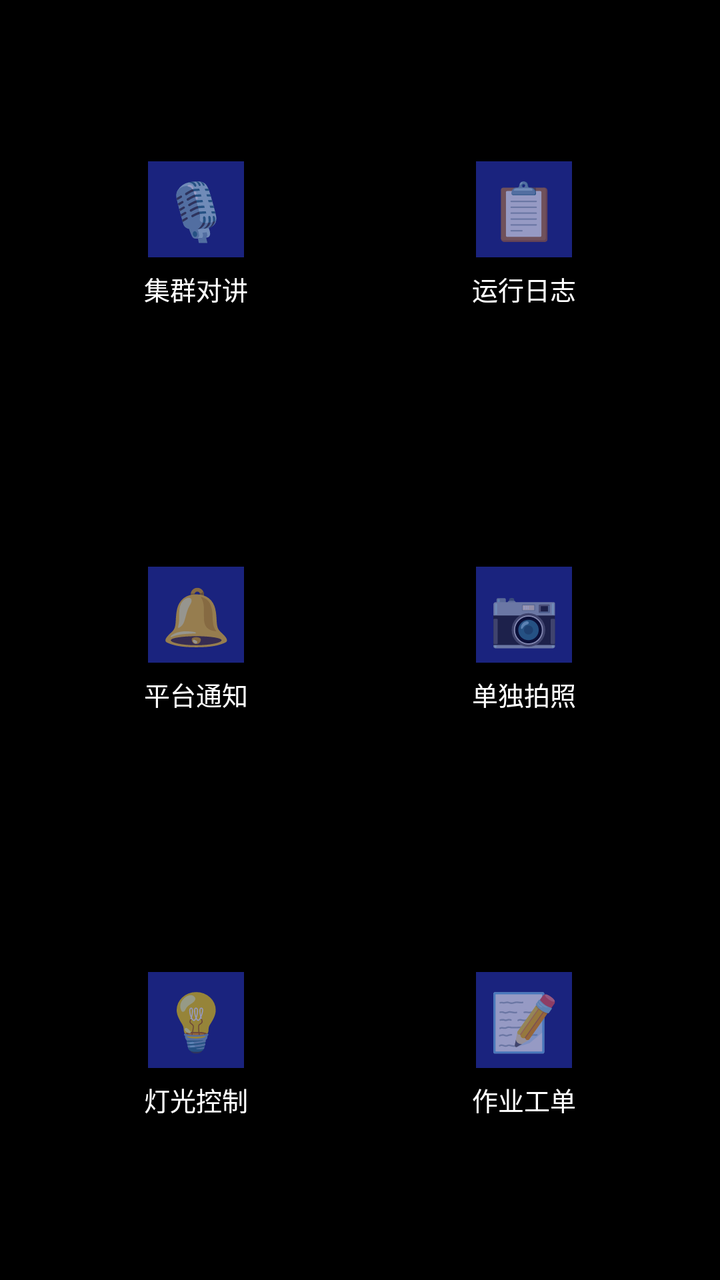
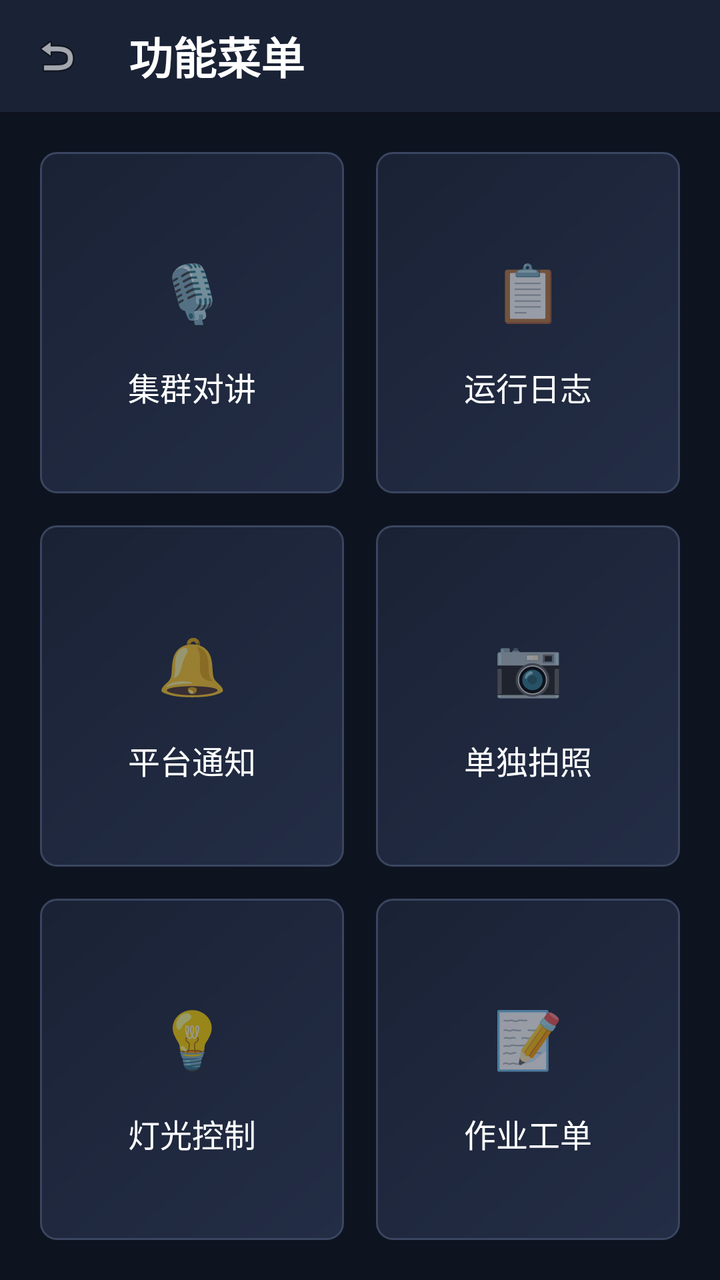

The first picture is an Android layout as it rendered before a commit; the second is the same layout after the commit. The layout source and the unified diff follow.
<!-- AndroidManifest.xml: application theme Theme.EnforcementApp -->
<!-- res/layout/activity_function.xml -->
<?xml version="1.0" encoding="utf-8"?>
<GridLayout
    xmlns:android="http://schemas.android.com/apk/res/android"
    android:layout_width="match_parent"
    android:layout_height="match_parent"
    android:background="#000000"
    android:columnCount="2"
    android:rowCount="4"
    android:padding="16dp">

    
    <LinearLayout
        android:id="@+id/btnGroupIntercom"
        android:layout_width="0dp"
        android:layout_height="0dp"
        android:layout_columnWeight="1"
        android:layout_rowWeight="1"
        android:orientation="vertical"
        android:gravity="center"
        android:background="?attr/selectableItemBackground"
        android:padding="8dp">
        <TextView android:layout_width="48dp" android:layout_height="48dp"
            android:gravity="center" android:textSize="28sp" android:text="🎙"
            android:background="#1A237E" />
        <TextView android:layout_width="wrap_content" android:layout_height="wrap_content"
            android:text="集群对讲" android:textColor="#FFFFFF" android:textSize="13sp"
            android:layout_marginTop="6dp" />
    </LinearLayout>

    
    <LinearLayout
        android:id="@+id/btnRunLog"
        android:layout_width="0dp"
        android:layout_height="0dp"
        android:layout_columnWeight="1"
        android:layout_rowWeight="1"
        android:orientation="vertical"
        android:gravity="center"
        android:background="?attr/selectableItemBackground"
        android:padding="8dp">
        <TextView android:layout_width="48dp" android:layout_height="48dp"
            android:gravity="center" android:textSize="28sp" android:text="📋"
            android:background="#1A237E" />
        <TextView android:layout_width="wrap_content" android:layout_height="wrap_content"
            android:text="运行日志" android:textColor="#FFFFFF" android:textSize="13sp"
            android:layout_marginTop="6dp" />
    </LinearLayout>

    
    <LinearLayout
        android:id="@+id/btnNotification"
        android:layout_width="0dp"
        android:layout_height="0dp"
        android:layout_columnWeight="1"
        android:layout_rowWeight="1"
        android:orientation="vertical"
        android:gravity="center"
        android:background="?attr/selectableItemBackground"
        android:padding="8dp">
        <TextView android:layout_width="48dp" android:layout_height="48dp"
            android:gravity="center" android:textSize="28sp" android:text="🔔"
            android:background="#1A237E" />
        <TextView android:layout_width="wrap_content" android:layout_height="wrap_content"
            android:text="平台通知" android:textColor="#FFFFFF" android:textSize="13sp"
            android:layout_marginTop="6dp" />
    </LinearLayout>

    
    <LinearLayout
        android:id="@+id/btnPhoto"
        android:layout_width="0dp"
        android:layout_height="0dp"
        android:layout_columnWeight="1"
        android:layout_rowWeight="1"
        android:orientation="vertical"
        android:gravity="center"
        android:background="?attr/selectableItemBackground"
        android:padding="8dp">
        <TextView android:layout_width="48dp" android:layout_height="48dp"
            android:gravity="center" android:textSize="28sp" android:text="📷"
            android:background="#1A237E" />
        <TextView android:layout_width="wrap_content" android:layout_height="wrap_content"
            android:text="单独拍照" android:textColor="#FFFFFF" android:textSize="13sp"
            android:layout_marginTop="6dp" />
    </LinearLayout>

    
    <LinearLayout
        android:id="@+id/btnLightControl"
        android:layout_width="0dp"
        android:layout_height="0dp"
        android:layout_columnWeight="1"
        android:layout_rowWeight="1"
        android:orientation="vertical"
        android:gravity="center"
        android:background="?attr/selectableItemBackground"
        android:padding="8dp">
        <TextView android:layout_width="48dp" android:layout_height="48dp"
            android:gravity="center" android:textSize="28sp" android:text="💡"
            android:background="#1A237E" />
        <TextView android:layout_width="wrap_content" android:layout_height="wrap_content"
            android:text="灯光控制" android:textColor="#FFFFFF" android:textSize="13sp"
            android:layout_marginTop="6dp" />
    </LinearLayout>

    
    <LinearLayout
        android:id="@+id/btnWorkTask"
        android:layout_width="0dp"
        android:layout_height="0dp"
        android:layout_columnWeight="1"
        android:layout_rowWeight="1"
        android:orientation="vertical"
        android:gravity="center"
        android:background="?attr/selectableItemBackground"
        android:padding="8dp">
        <TextView android:layout_width="48dp" android:layout_height="48dp"
            android:gravity="center" android:textSize="28sp" android:text="📝"
            android:background="#1A237E" />
        <TextView android:layout_width="wrap_content" android:layout_height="wrap_content"
            android:text="作业工单" android:textColor="#FFFFFF" android:textSize="13sp"
            android:layout_marginTop="6dp" />
    </LinearLayout>

</GridLayout>
<!-- resources referenced by this layout -->
<resources>
  <style name="Theme.EnforcementApp" parent="Theme.MaterialComponents.DayNight.NoActionBar">
          <item name="colorPrimary">@color/brand_primary</item>
          <item name="colorPrimaryVariant">@color/brand_primary_variant</item>
          <item name="colorOnPrimary">@color/text_primary</item>
          <item name="colorSecondary">@color/accent_blue</item>
          <item name="colorOnSecondary">@color/text_primary</item>
          <item name="colorError">@color/accent_red</item>
          <item name="android:windowBackground">@color/surface_bg</item>
          <item name="android:textColorPrimary">@color/text_primary</item>
          <item name="android:textColorSecondary">@color/text_secondary</item>
      </style>
  <color name="brand_primary">#1A237E</color>
  <color name="brand_primary_variant">#0D47A1</color>
  <color name="text_primary">#FFFFFF</color>
  <color name="accent_blue">#4FB3FF</color>
  <color name="accent_red">#FF5C5C</color>
  <color name="surface_bg">#0E1320</color>
  <color name="text_secondary">#D5DCE8</color>
</resources>

<!-- the commit's change to res/layout/activity_function.xml (unified diff, before → after) -->
@@ -1,125 +1,174 @@
 <?xml version="1.0" encoding="utf-8"?>
-<GridLayout
+<LinearLayout
     xmlns:android="http://schemas.android.com/apk/res/android"
     android:layout_width="match_parent"
     android:layout_height="match_parent"
-    android:background="#000000"
-    android:columnCount="2"
-    android:rowCount="4"
-    android:padding="16dp">
+    android:orientation="vertical"
+    android:background="@color/surface_bg">
 
     
     <LinearLayout
-        android:id="@+id/btnGroupIntercom"
-        android:layout_width="0dp"
-        android:layout_height="0dp"
-        android:layout_columnWeight="1"
-        android:layout_rowWeight="1"
-        android:orientation="vertical"
-        android:gravity="center"
-        android:background="?attr/selectableItemBackground"
-        android:padding="8dp">
-        <TextView android:layout_width="48dp" android:layout_height="48dp"
-            android:gravity="center" android:textSize="28sp" android:text="🎙"
-            android:background="#1A237E" />
-        <TextView android:layout_width="wrap_content" android:layout_height="wrap_content"
-            android:text="集群对讲" android:textColor="#FFFFFF" android:textSize="13sp"
-            android:layout_marginTop="6dp" />
+        android:layout_width="match_parent"
+        android:layout_height="@dimen/toolbar_height"
+        android:orientation="horizontal"
+        android:gravity="center_vertical"
+        android:background="@color/surface_card"
+        android:paddingStart="@dimen/space_lg"
+        android:paddingEnd="@dimen/space_lg"
+        android:elevation="@dimen/elev_card">
+
+        <ImageButton
+            android:id="@+id/btnBack"
+            android:layout_width="@dimen/touch_min"
+            android:layout_height="@dimen/touch_min"
+            android:layout_marginStart="-12dp"
+            android:src="@android:drawable/ic_menu_revert"
+            android:background="?attr/selectableItemBackgroundBorderless"
+            android:scaleType="centerInside"
+            android:padding="@dimen/space_md"
+            android:contentDescription="返回" />
+
+        <TextView
+            android:layout_width="0dp"
+            android:layout_height="wrap_content"
+            android:layout_weight="1"
+            android:layout_marginStart="@dimen/space_md"
+            android:text="功能菜单"
+            android:textColor="@color/text_primary"
+            android:textSize="@dimen/font_xl"
+            android:textStyle="bold" />
+
     </LinearLayout>
 
     
-    <LinearLayout
-        android:id="@+id/btnRunLog"
-        android:layout_width="0dp"
-        android:layout_height="0dp"
-        android:layout_columnWeight="1"
-        android:layout_rowWeight="1"
-        android:orientation="vertical"
-        android:gravity="center"
-        android:background="?attr/selectableItemBackground"
-        android:padding="8dp">
-        <TextView android:layout_width="48dp" android:layout_height="48dp"
-            android:gravity="center" android:textSize="28sp" android:text="📋"
-            android:background="#1A237E" />
-        <TextView android:layout_width="wrap_content" android:layout_height="wrap_content"
-            android:text="运行日志" android:textColor="#FFFFFF" android:textSize="13sp"
-            android:layout_marginTop="6dp" />
-    </LinearLayout>
+    <GridLayout
+        android:layout_width="match_parent"
+        android:layout_height="match_parent"
+        android:columnCount="2"
+        android:rowCount="4"
+        android:padding="@dimen/space_md"
+        android:useDefaultMargins="false">
 
-    
-    <LinearLayout
-        android:id="@+id/btnNotification"
-        android:layout_width="0dp"
-        android:layout_height="0dp"
-        android:layout_columnWeight="1"
-        android:layout_rowWeight="1"
-        android:orientation="vertical"
-        android:gravity="center"
-        android:background="?attr/selectableItemBackground"
-        android:padding="8dp">
-        <TextView android:layout_width="48dp" android:layout_height="48dp"
-            android:gravity="center" android:textSize="28sp" android:text="🔔"
-            android:background="#1A237E" />
-        <TextView android:layout_width="wrap_content" android:layout_height="wrap_content"
-            android:text="平台通知" android:textColor="#FFFFFF" android:textSize="13sp"
-            android:layout_marginTop="6dp" />
-    </LinearLayout>
+        
+        <LinearLayout
+            android:id="@+id/btnGroupIntercom"
+            android:layout_width="0dp"
+            android:layout_height="0dp"
+            android:layout_columnWeight="1"
+            android:layout_rowWeight="1"
+            android:layout_margin="@dimen/space_sm"
+            android:orientation="vertical"
+            android:gravity="center"
+            android:background="@drawable/bg_function_tile"
+            android:padding="@dimen/space_md">
+            <TextView android:layout_width="56dp" android:layout_height="56dp"
+                android:gravity="center" android:textSize="@dimen/font_xxl" android:text="🎙" />
+            <TextView android:layout_width="wrap_content" android:layout_height="wrap_content"
+                android:text="集群对讲" android:textColor="@color/text_primary"
+                android:textSize="@dimen/font_md"
+                android:layout_marginTop="@dimen/space_sm" />
+        </LinearLayout>
 
-    
-    <LinearLayout
-        android:id="@+id/btnPhoto"
-        android:layout_width="0dp"
-        android:layout_height="0dp"
-        android:layout_columnWeight="1"
-        android:layout_rowWeight="1"
-        android:orientation="vertical"
-        android:gravity="center"
-        android:background="?attr/selectableItemBackground"
-        android:padding="8dp">
-        <TextView android:layout_width="48dp" android:layout_height="48dp"
-            android:gravity="center" android:textSize="28sp" android:text="📷"
-            android:background="#1A237E" />
-        <TextView android:layout_width="wrap_content" android:layout_height="wrap_content"
-            android:text="单独拍照" android:textColor="#FFFFFF" android:textSize="13sp"
-            android:layout_marginTop="6dp" />
-    </LinearLayout>
+        
+        <LinearLayout
+            android:id="@+id/btnRunLog"
+            android:layout_width="0dp"
+            android:layout_height="0dp"
+            android:layout_columnWeight="1"
+            android:layout_rowWeight="1"
+            android:layout_margin="@dimen/space_sm"
+            android:orientation="vertical"
+            android:gravity="center"
+            android:background="@drawable/bg_function_tile"
+            android:padding="@dimen/space_md">
+            <TextView android:layout_width="56dp" android:layout_height="56dp"
+                android:gravity="center" android:textSize="@dimen/font_xxl" android:text="📋" />
+            <TextView android:layout_width="wrap_content" android:layout_height="wrap_content"
+                android:text="运行日志" android:textColor="@color/text_primary"
+                android:textSize="@dimen/font_md"
+                android:layout_marginTop="@dimen/space_sm" />
+        </LinearLayout>
 
-    
-    <LinearLayout
-        android:id="@+id/btnLightControl"
-        android:layout_width="0dp"
-        android:layout_height="0dp"
-        android:layout_columnWeight="1"
-        android:layout_rowWeight="1"
-        android:orientation="vertical"
-        android:gravity="center"
-        android:background="?attr/selectableItemBackground"
-        android:padding="8dp">
-        <TextView android:layout_width="48dp" android:layout_height="48dp"
-            android:gravity="center" android:textSize="28sp" android:text="💡"
-            android:background="#1A237E" />
-        <TextView android:layout_width="wrap_content" android:layout_height="wrap_content"
-            android:text="灯光控制" android:textColor="#FFFFFF" android:textSize="13sp"
-            android:layout_marginTop="6dp" />
-    </LinearLayout>
+        
+        <LinearLayout
+            android:id="@+id/btnNotification"
+            android:layout_width="0dp"
+            android:layout_height="0dp"
+            android:layout_columnWeight="1"
+            android:layout_rowWeight="1"
+            android:layout_margin="@dimen/space_sm"
+            android:orientation="vertical"
+            android:gravity="center"
+            android:background="@drawable/bg_function_tile"
+            android:padding="@dimen/space_md">
+            <TextView android:layout_width="56dp" android:layout_height="56dp"
+                android:gravity="center" android:textSize="@dimen/font_xxl" android:text="🔔" />
+            <TextView android:layout_width="wrap_content" android:layout_height="wrap_content"
+                android:text="平台通知" android:textColor="@color/text_primary"
+                android:textSize="@dimen/font_md"
+                android:layout_marginTop="@dimen/space_sm" />
+        </LinearLayout>
 
-    
-    <LinearLayout
-        android:id="@+id/btnWorkTask"
-        android:layout_width="0dp"
-        android:layout_height="0dp"
-        android:layout_columnWeight="1"
-        android:layout_rowWeight="1"
-        android:orientation="vertical"
-        android:gravity="center"
-        android:background="?attr/selectableItemBackground"
-        android:padding="8dp">
-        <TextView android:layout_width="48dp" android:layout_height="48dp"
-            android:gravity="center" android:textSize="28sp" android:text="📝"
-            android:background="#1A237E" />
-        <TextView android:layout_width="wrap_content" android:layout_height="wrap_content"
-            android:text="作业工单" android:textColor="#FFFFFF" android:textSize="13sp"
-            android:layout_marginTop="6dp" />
-    </LinearLayout>
+        
+        <LinearLayout
+            android:id="@+id/btnPhoto"
+            android:layout_width="0dp"
+            android:layout_height="0dp"
+            android:layout_columnWeight="1"
+            android:layout_rowWeight="1"
+            android:layout_margin="@dimen/space_sm"
+            android:orientation="vertical"
+            android:gravity="center"
+            android:background="@drawable/bg_function_tile"
+            android:padding="@dimen/space_md">
+            <TextView android:layout_width="56dp" android:layout_height="56dp"
+                android:gravity="center" android:textSize="@dimen/font_xxl" android:text="📷" />
+            <TextView android:layout_width="wrap_content" android:layout_height="wrap_content"
+                android:text="单独拍照" android:textColor="@color/text_primary"
+                android:textSize="@dimen/font_md"
+                android:layout_marginTop="@dimen/space_sm" />
+        </LinearLayout>
 
-</GridLayout>
+        
+        <LinearLayout
+            android:id="@+id/btnLightControl"
+            android:layout_width="0dp"
+            android:layout_height="0dp"
+            android:layout_columnWeight="1"
+            android:layout_rowWeight="1"
+            android:layout_margin="@dimen/space_sm"
+            android:orientation="vertical"
+            android:gravity="center"
+            android:background="@drawable/bg_function_tile"
+            android:padding="@dimen/space_md">
+            <TextView android:layout_width="56dp" android:layout_height="56dp"
+                android:gravity="center" android:textSize="@dimen/font_xxl" android:text="💡" />
+            <TextView android:layout_width="wrap_content" android:layout_height="wrap_content"
+                android:text="灯光控制" android:textColor="@color/text_primary"
+                android:textSize="@dimen/font_md"
+                android:layout_marginTop="@dimen/space_sm" />
+        </LinearLayout>
+
+        
+        <LinearLayout
+            android:id="@+id/btnWorkTask"
+            android:layout_width="0dp"
+            android:layout_height="0dp"
+            android:layout_columnWeight="1"
+            android:layout_rowWeight="1"
+            android:layout_margin="@dimen/space_sm"
+            android:orientation="vertical"
+            android:gravity="center"
+            android:background="@drawable/bg_function_tile"
+            android:padding="@dimen/space_md">
+            <TextView android:layout_width="56dp" android:layout_height="56dp"
+                android:gravity="center" android:textSize="@dimen/font_xxl" android:text="📝" />
+            <TextView android:layout_width="wrap_content" android:layout_height="wrap_content"
+                android:text="作业工单" android:textColor="@color/text_primary"
+                android:textSize="@dimen/font_md"
+                android:layout_marginTop="@dimen/space_sm" />
+        </LinearLayout>
+
+    </GridLayout>
+
+</LinearLayout>
<!-- resource entries referenced after the edit -->
@@ -11,12 +11,36 @@
           <item name="android:textColorPrimary">@color/text_primary</item>
           <item name="android:textColorSecondary">@color/text_secondary</item>
       </style>
+  <color name="surface_elevated">#232D45</color>
+  <color name="border">#3A4660</color>
+  <dimen name="radius_md">8dp</dimen>
   <color name="brand_primary">#1A237E</color>
   <color name="brand_primary_variant">#0D47A1</color>
   <color name="text_primary">#FFFFFF</color>
+  <dimen name="elev_card">2dp</dimen>
+  <dimen name="font_md">16sp</dimen>
+  <dimen name="font_xl">22sp</dimen>
+  <dimen name="font_xxl">28sp</dimen>
+  <dimen name="space_lg">16dp</dimen>
+  <dimen name="space_md">12dp</dimen>
+  <dimen name="space_sm">8dp</dimen>
+  <dimen name="toolbar_height">56dp</dimen>
+  <dimen name="touch_min">48dp</dimen>
+  <!-- drawable bg_function_tile (drawable) -->
+  <?xml version="1.0" encoding="utf-8"?>
+  <shape xmlns:android="http://schemas.android.com/apk/res/android"
+      android:shape="rectangle">
+      <gradient
+          android:startColor="@color/surface_elevated"
+          android:endColor="@color/surface_card"
+          android:angle="135" />
+      <stroke android:width="1dp" android:color="@color/border" />
+      <corners android:radius="@dimen/radius_md" />
+  </shape>
   <color name="accent_blue">#4FB3FF</color>
   <color name="accent_red">#FF5C5C</color>
   <color name="surface_bg">#0E1320</color>
+  <color name="surface_card">#1A2235</color>
   <color name="text_secondary">#D5DCE8</color>
 </resources>
 
